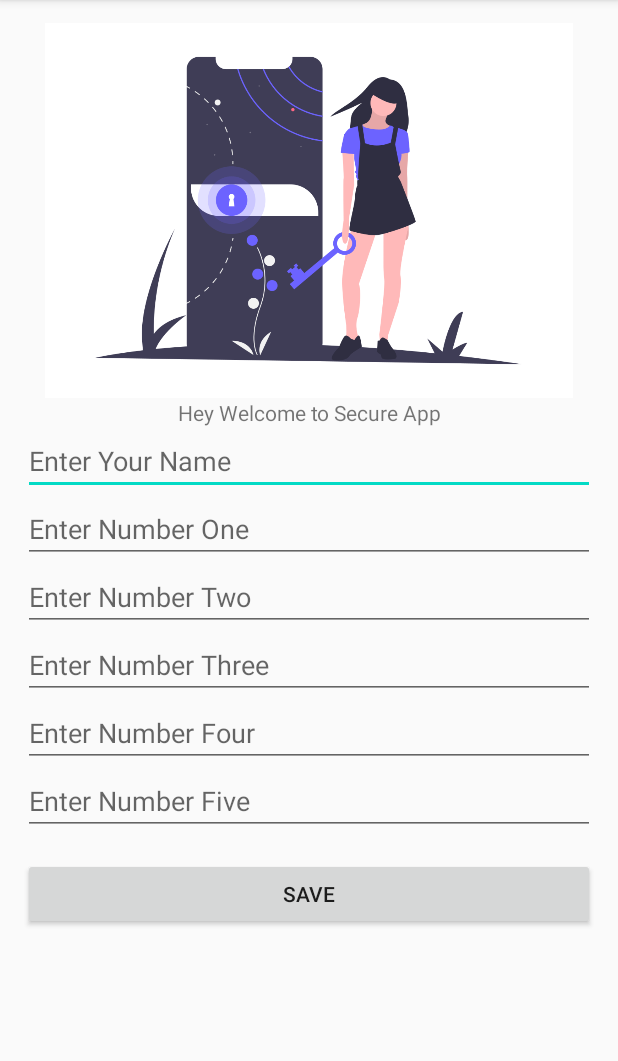
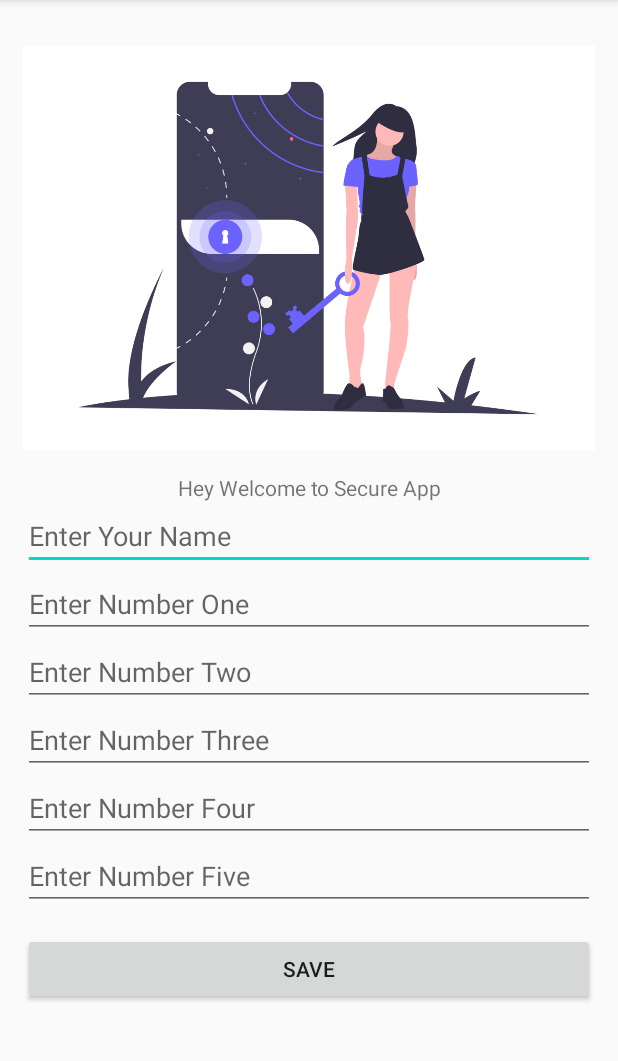
Before and after one commit to manunand/SecureWomen, an Android app: the screen it shows after launch (MainActivity), on a phone screen of 412 x 824 dp, the part 84-1145 px from its top. Run offline under Robolectric (Android 15) with nearby library versions, the phone set to English and light mode, and no system bars.

Commit message:
ScrollView Added

```diff
--- a/app/src/main/res/layout/activity_main.xml
+++ b/app/src/main/res/layout/activity_main.xml
@@ -11,10 +11,19 @@
     <ImageView
         android:id="@+id/imageView"
         android:layout_width="match_parent"
-        android:layout_height="250dp"
+        android:layout_height="300dp"
         app:srcCompat="@drawable/a1"
         tools:layout_editor_absoluteX="8dp"
         tools:layout_editor_absoluteY="7dp" />
+
+    <ScrollView
+        android:layout_width="match_parent"
+        android:layout_height="wrap_content">
+
+        <LinearLayout
+            android:layout_width="match_parent"
+            android:layout_height="wrap_content"
+            android:orientation="vertical" >
 
             <TextView
                 android:id="@+id/textView"
@@ -28,7 +37,6 @@
                 app:layout_constraintRight_toRightOf="parent"
                 app:layout_constraintTop_toBottomOf="@+id/imageView"
                 app:layout_constraintVertical_bias="0.57" />
-
 
             <EditText
                 android:id="@+id/editTextName"
@@ -88,5 +96,8 @@
                 app:layout_constraintEnd_toEndOf="parent"
                 app:layout_constraintStart_toStartOf="parent"
                 app:layout_constraintTop_toTopOf="@+id/textView" />
+        </LinearLayout>
+    </ScrollView>
+
 
 </LinearLayout>
```
Also changed, not shown: gradle/wrapper/gradle-wrapper.properties. Lines whose indentation alone changed are shown as unchanged.
